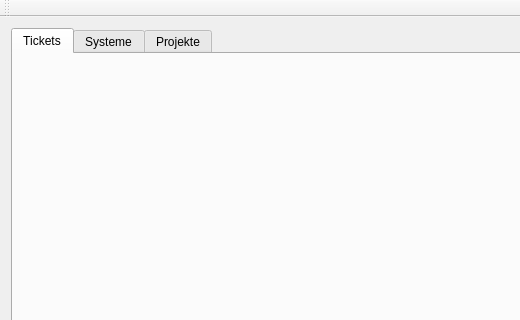
Old version of the form mainwindow.ui in the repository ghannami/TicketSystem; both pictures show x 0 to 520 and y 0 to 320 of the 1089 by 696 pixel window.
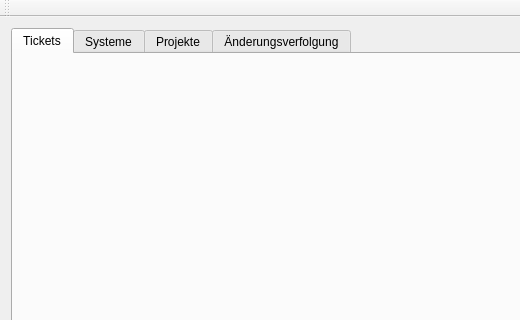
New version of the form. Icons and pictures are not drawn.

Commit message: Added: tracking changes advanced ticket details added department and deadline to ticket

```diff
--- a/mainwindow.ui
+++ b/mainwindow.ui
@@ -48,6 +48,11 @@
         <string>Projekte</string>
        </attribute>
       </widget>
+      <widget class="QWidget" name="tracking">
+       <attribute name="title">
+        <string>Änderungsverfolgung</string>
+       </attribute>
+      </widget>
      </widget>
     </item>
    </layout>
```
The commit also changes 41 other files.
